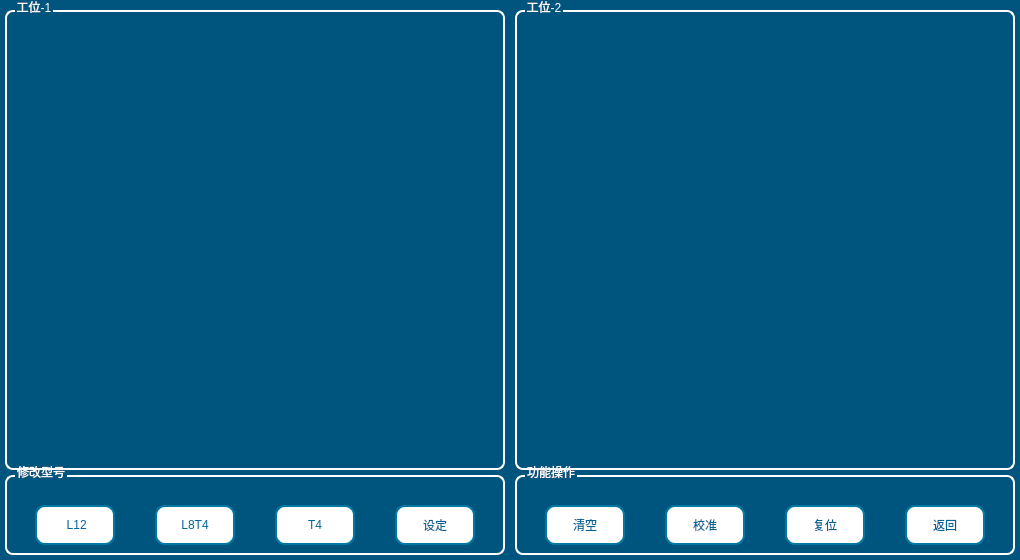
Qt form InspectionTooling/Node_EF/node_ef.ui (Micheal1022/HostAppProject) before a commit.
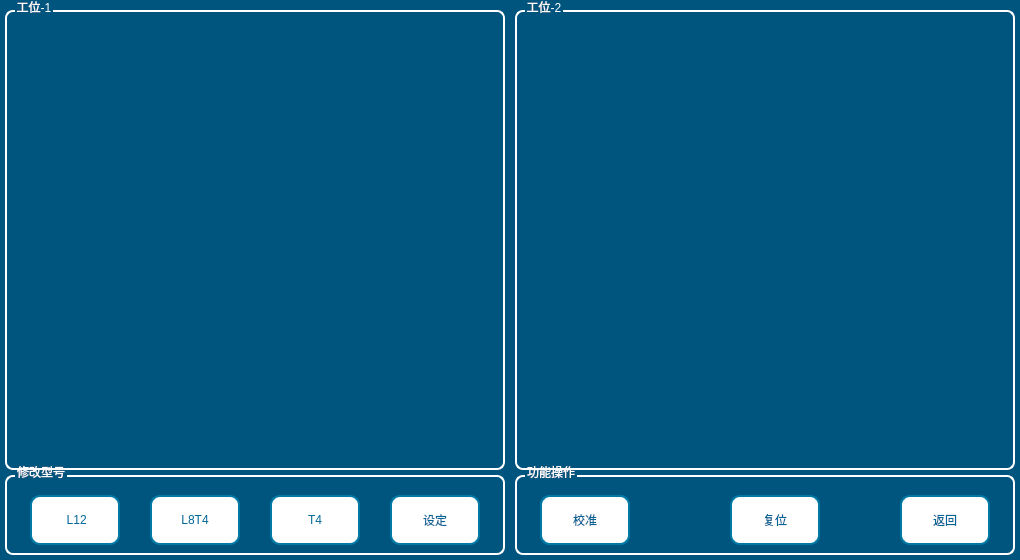
The same form after that commit.

What changed in the file:
```diff
--- a/InspectionTooling/Node_EF/node_ef.ui
+++ b/InspectionTooling/Node_EF/node_ef.ui
@@ -63,10 +63,10 @@
    <widget class="QToolButton" name="tBtnReset">
     <property name="geometry">
      <rect>
-      <x>270</x>
-      <y>50</y>
-      <width>80</width>
-      <height>40</height>
+      <x>215</x>
+      <y>40</y>
+      <width>90</width>
+      <height>50</height>
      </rect>
     </property>
     <property name="text">
@@ -76,10 +76,10 @@
    <widget class="QToolButton" name="tBtnClear">
     <property name="geometry">
      <rect>
-      <x>30</x>
-      <y>50</y>
-      <width>80</width>
-      <height>40</height>
+      <x>25</x>
+      <y>40</y>
+      <width>90</width>
+      <height>50</height>
      </rect>
     </property>
     <property name="text">
@@ -89,10 +89,10 @@
    <widget class="QToolButton" name="tBtnBack">
     <property name="geometry">
      <rect>
-      <x>390</x>
-      <y>50</y>
-      <width>80</width>
-      <height>40</height>
+      <x>385</x>
+      <y>40</y>
+      <width>90</width>
+      <height>50</height>
      </rect>
     </property>
     <property name="text">
@@ -102,10 +102,10 @@
    <widget class="QToolButton" name="tBtnCheck">
     <property name="geometry">
      <rect>
-      <x>150</x>
-      <y>50</y>
-      <width>80</width>
-      <height>40</height>
+      <x>25</x>
+      <y>40</y>
+      <width>90</width>
+      <height>50</height>
      </rect>
     </property>
     <property name="text">
@@ -144,10 +144,10 @@
    <widget class="QToolButton" name="tBtnSet">
     <property name="geometry">
      <rect>
-      <x>390</x>
-      <y>50</y>
-      <width>80</width>
-      <height>40</height>
+      <x>385</x>
+      <y>40</y>
+      <width>90</width>
+      <height>50</height>
      </rect>
     </property>
     <property name="text">
@@ -157,10 +157,10 @@
    <widget class="QToolButton" name="tBtn_T4">
     <property name="geometry">
      <rect>
-      <x>270</x>
-      <y>50</y>
-      <width>80</width>
-      <height>40</height>
+      <x>265</x>
+      <y>40</y>
+      <width>90</width>
+      <height>50</height>
      </rect>
     </property>
     <property name="text">
@@ -170,10 +170,10 @@
    <widget class="QToolButton" name="tBtn_L8T4">
     <property name="geometry">
      <rect>
-      <x>150</x>
-      <y>50</y>
-      <width>80</width>
-      <height>40</height>
+      <x>145</x>
+      <y>40</y>
+      <width>90</width>
+      <height>50</height>
      </rect>
     </property>
     <property name="text">
@@ -183,10 +183,10 @@
    <widget class="QToolButton" name="tBtn_L12">
     <property name="geometry">
      <rect>
-      <x>30</x>
-      <y>50</y>
-      <width>80</width>
-      <height>40</height>
+      <x>25</x>
+      <y>40</y>
+      <width>90</width>
+      <height>50</height>
      </rect>
     </property>
     <property name="text">
```
